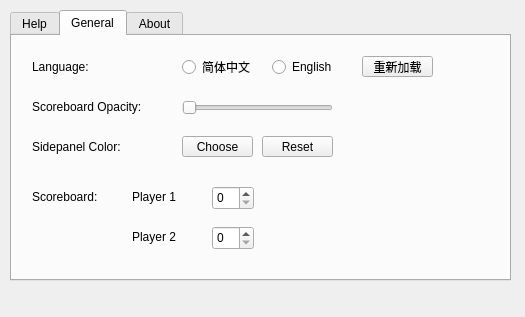
Above: mainwindow.ui from wudi-7mi/open_ra2ob_qt6 before the change. Below: the same form after it.
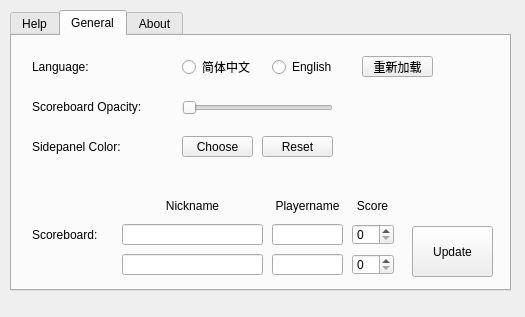
That is the form after the change. The open tabs and pages were chosen to show the change. Icons and pictures are not drawn.

```diff
--- a/mainwindow.ui
+++ b/mainwindow.ui
@@ -20,7 +20,7 @@
       <x>10</x>
       <y>10</y>
       <width>501</width>
-      <height>271</height>
+      <height>281</height>
      </rect>
     </property>
     <property name="currentIndex">
@@ -396,7 +396,7 @@
       <property name="geometry">
        <rect>
         <x>340</x>
-        <y>60</y>
+        <y>50</y>
         <width>141</width>
         <height>81</height>
        </rect>
@@ -448,7 +448,7 @@
       <property name="geometry">
        <rect>
         <x>20</x>
-        <y>150</y>
+        <y>188</y>
         <width>81</width>
         <height>21</height>
        </rect>
@@ -457,52 +457,127 @@
        <string>Scoreboard:</string>
       </property>
      </widget>
-     <widget class="QLabel" name="lb_p1">
-      <property name="geometry">
-       <rect>
-        <x>120</x>
-        <y>150</y>
-        <width>51</width>
-        <height>21</height>
-       </rect>
-      </property>
-      <property name="text">
-       <string>Player 1 </string>
-      </property>
-     </widget>
      <widget class="QSpinBox" name="sb_p1score">
       <property name="geometry">
        <rect>
-        <x>200</x>
-        <y>150</y>
+        <x>340</x>
+        <y>188</y>
         <width>42</width>
-        <height>24</height>
-       </rect>
-      </property>
-     </widget>
-     <widget class="QLabel" name="lb_p2">
-      <property name="geometry">
-       <rect>
-        <x>120</x>
-        <y>190</y>
-        <width>51</width>
         <height>21</height>
        </rect>
       </property>
-      <property name="text">
-       <string>Player 2</string>
-      </property>
      </widget>
      <widget class="QSpinBox" name="sb_p2score">
       <property name="geometry">
        <rect>
-        <x>200</x>
-        <y>190</y>
+        <x>340</x>
+        <y>218</y>
         <width>42</width>
-        <height>24</height>
+        <height>21</height>
        </rect>
       </property>
      </widget>
+     <widget class="QPushButton" name="btn_updateplayer">
+      <property name="geometry">
+       <rect>
+        <x>400</x>
+        <y>190</y>
+        <width>81</width>
+        <height>51</height>
+       </rect>
+      </property>
+      <property name="text">
+       <string>Update</string>
+      </property>
+     </widget>
+     <widget class="QLineEdit" name="le_p1nickname">
+      <property name="geometry">
+       <rect>
+        <x>110</x>
+        <y>188</y>
+        <width>141</width>
+        <height>21</height>
+       </rect>
+      </property>
+     </widget>
+     <widget class="QLineEdit" name="le_p1playername">
+      <property name="geometry">
+       <rect>
+        <x>260</x>
+        <y>188</y>
+        <width>71</width>
+        <height>21</height>
+       </rect>
+      </property>
+     </widget>
+     <widget class="QLineEdit" name="le_p2nickname">
+      <property name="geometry">
+       <rect>
+        <x>110</x>
+        <y>218</y>
+        <width>141</width>
+        <height>21</height>
+       </rect>
+      </property>
+     </widget>
+     <widget class="QLineEdit" name="le_p2playername">
+      <property name="geometry">
+       <rect>
+        <x>260</x>
+        <y>218</y>
+        <width>71</width>
+        <height>21</height>
+       </rect>
+      </property>
+     </widget>
+     <widget class="QLabel" name="lb_nickname">
+      <property name="geometry">
+       <rect>
+        <x>110</x>
+        <y>160</y>
+        <width>141</width>
+        <height>20</height>
+       </rect>
+      </property>
+      <property name="text">
+       <string>Nickname</string>
+      </property>
+      <property name="alignment">
+       <set>Qt::AlignCenter</set>
+      </property>
+     </widget>
+     <widget class="QLabel" name="lb_playername">
+      <property name="geometry">
+       <rect>
+        <x>260</x>
+        <y>160</y>
+        <width>71</width>
+        <height>20</height>
+       </rect>
+      </property>
+      <property name="text">
+       <string>Playername</string>
+      </property>
+      <property name="alignment">
+       <set>Qt::AlignCenter</set>
+      </property>
+     </widget>
+     <widget class="QLabel" name="lb_score">
+      <property name="geometry">
+       <rect>
+        <x>340</x>
+        <y>160</y>
+        <width>41</width>
+        <height>20</height>
+       </rect>
+      </property>
+      <property name="text">
+       <string>Score</string>
+      </property>
+      <property name="alignment">
+       <set>Qt::AlignCenter</set>
+      </property>
+     </widget>
     </widget>
     <widget class="QWidget" name="About">
      <attribute name="title">
```
Left out of the diff: 4 changed lines with no effect on the pictures.
